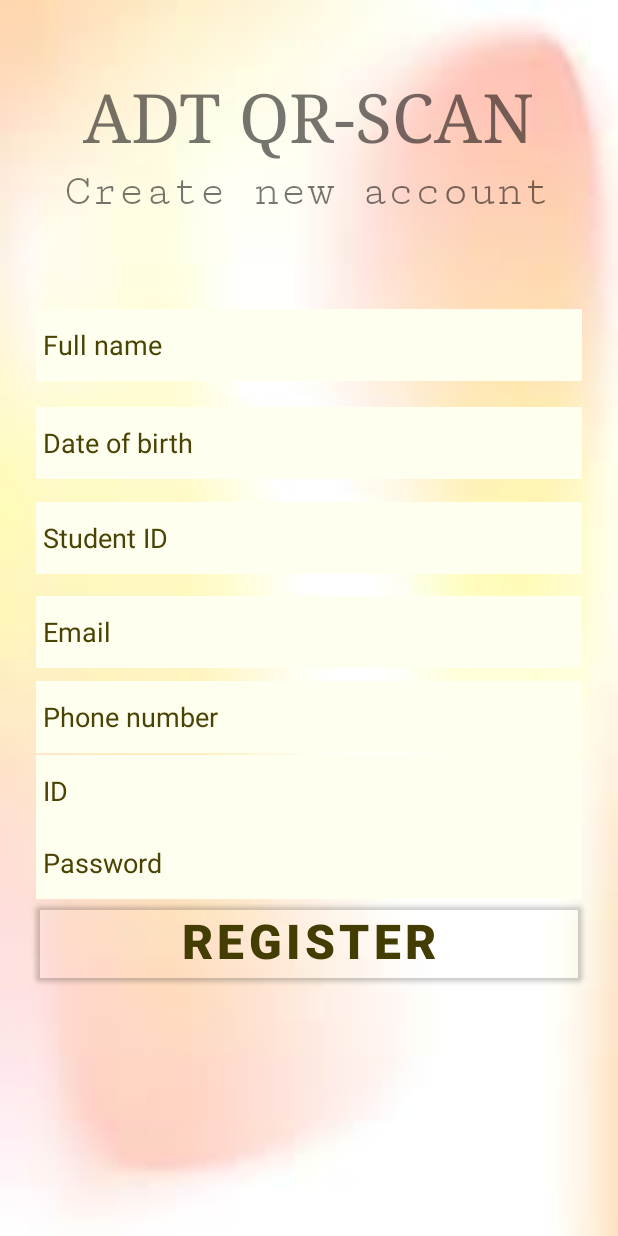
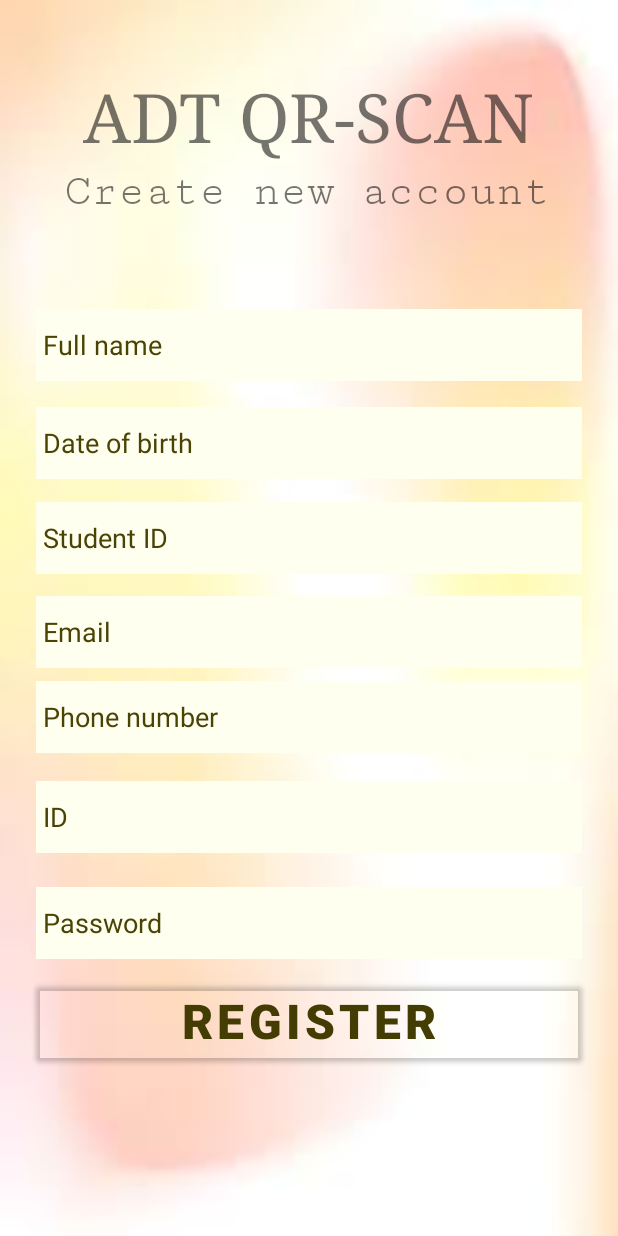
Before and after one commit to dieptranngocminh/LogicDesign_Project_Final, an Android app: the layout activity_register.xml on its own in the app's theme, with its tools: preview values and no code run, on a phone screen of 412 x 824 dp. Run offline under Robolectric (Android 15) with nearby library versions, the phone set to English and light mode, and no system bars.

Commit message:
change Manifest

```diff
--- a/app/src/main/AndroidManifest.xml
+++ b/app/src/main/AndroidManifest.xml
@@ -11,8 +11,11 @@
         android:theme="@style/Theme.LogicDesign_Project_Final">
         <activity
             android:name=".Login"
-            android:exported="false" />
+            android:exported="false"
+            />
+
         <activity
+
             android:name=".Register"
             android:exported="true">
             <intent-filter>
@@ -21,6 +24,7 @@
                 <category android:name="android.intent.category.LAUNCHER" />
             </intent-filter>
         </activity>
+
         <activity
             android:name=".MainActivity"
             android:exported="true">
--- a/app/src/main/res/layout/activity_register.xml
+++ b/app/src/main/res/layout/activity_register.xml
@@ -27,7 +27,7 @@
         android:layout_height="wrap_content"
         android:layout_marginEnd="24dp"
         android:layout_marginStart="24dp"
-        android:layout_marginTop="44dp"
+        android:layout_marginTop="80dp"
         android:background="@null"
         android:backgroundTint="#00F1E683"
         android:text="REGISTER"
@@ -90,7 +90,7 @@
         app:layout_constraintHorizontal_bias="0.0"
         app:layout_constraintStart_toStartOf="parent"
         app:layout_constraintTop_toBottomOf="@+id/Phonenumber"
-        app:layout_constraintVertical_bias="0.005" />
+        app:layout_constraintVertical_bias="0.067" />
 
     <EditText
         android:id="@+id/Fullname"
@@ -163,7 +163,7 @@
         app:layout_constraintHorizontal_bias="0.0"
         app:layout_constraintStart_toStartOf="parent"
         app:layout_constraintTop_toBottomOf="@+id/ID"
-        app:layout_constraintVertical_bias="0.0" />
+        app:layout_constraintVertical_bias="0.108" />
 
     <EditText
         android:id="@+id/Email"
```
